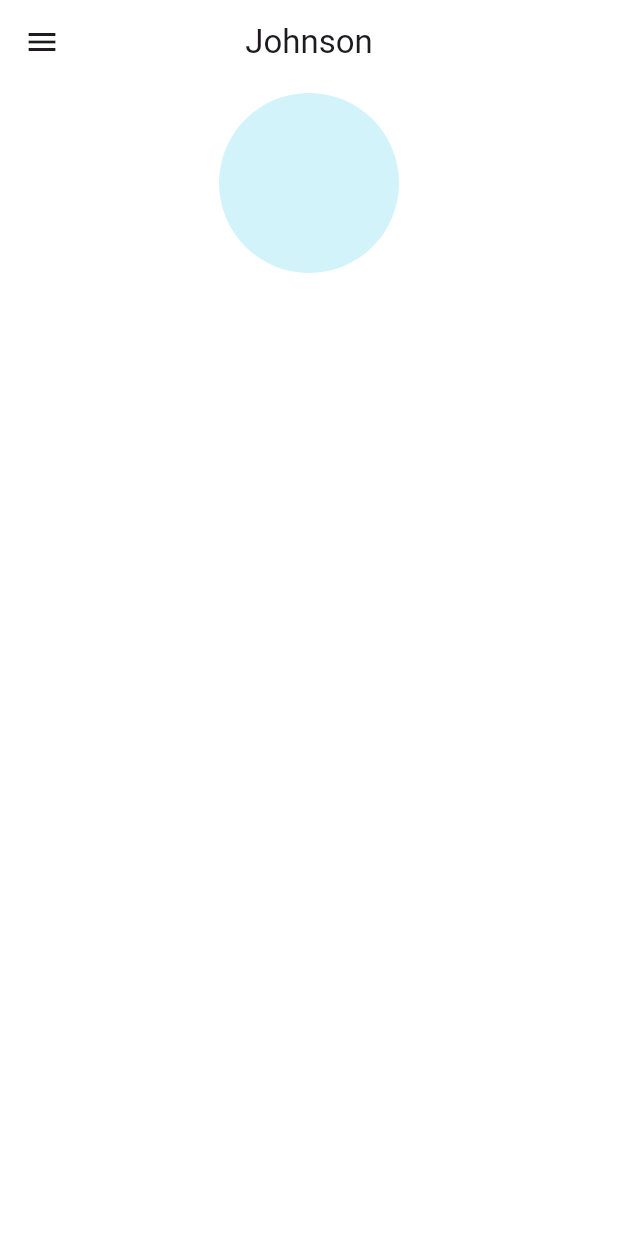
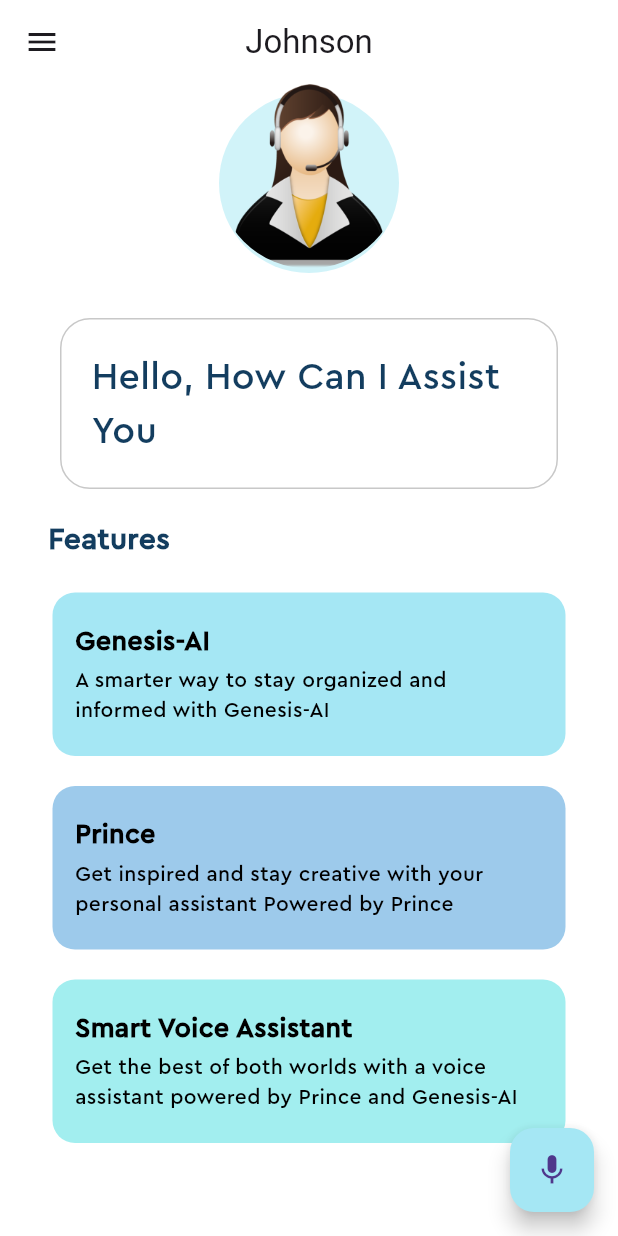
Before and after one commit to PrinceJohn01/Audio_AI, a Flutter app: the screen it shows after launch, on a phone screen of 412 x 824 dp. Run offline on Flutter 3.47's test engine with Material 2 defaults, Android fonts, the light colour scheme and no system bars; our stand-ins replace speech_to_text.

Commit message:
UI is Done

```diff
--- /dev/null
+++ b/lib/feature_list.dart
@@ -0,0 +1,57 @@
+import 'package:audio_ai/constant/pallete.dart';
+import 'package:flutter/material.dart';
+
+class FeatureList extends StatelessWidget {
+  final Color color;
+  final String headerText;
+  final String descriptionText;
+  const FeatureList({
+    super.key,
+    required this.color,
+    required this.headerText,
+    required this.descriptionText});
+
+  @override
+  Widget build(BuildContext context) {
+    return  Container(
+      margin: const EdgeInsets.symmetric(
+        horizontal: 35,
+        vertical: 10,
+      ),
+      decoration: BoxDecoration(
+        color: color,
+        borderRadius: const BorderRadius.all(Radius.circular(15),),
+      ),
+      child: Padding(
+        padding: const EdgeInsets.symmetric(vertical: 20).copyWith(
+          left: 15
+        ),
+        child: Column(
+          children: [
+            Align(
+              alignment: Alignment.centerLeft,
+              child: Text(headerText,
+                style: const TextStyle(
+                fontFamily: 'Cera Pro',
+                color: Pallete.blackColor,
+                  fontSize: 18,
+                  fontWeight: FontWeight.bold
+              ),
+              ),
+            ),
+            const SizedBox(height: 3,),
+            Padding(
+              padding: const EdgeInsets.only(right: 20),
+              child: Text(descriptionText,
+                style: const TextStyle(
+                    fontFamily: 'Cera Pro',
+                    color: Pallete.blackColor,
+                ),
+              ),
+            )
+          ],
+        ),
+      ),
+    );
+  }
+}
--- a/lib/screens/home_page.dart
+++ b/lib/screens/home_page.dart
@@ -1,6 +1,9 @@
 import 'package:audio_ai/constant/pallete.dart';
+import 'package:audio_ai/feature_list.dart';
 import 'package:flutter/cupertino.dart';
 import 'package:flutter/material.dart';
+import 'package:speech_to_text/speech_recognition_result.dart';
+import 'package:speech_to_text/speech_to_text.dart';
 
 class HomePage extends StatefulWidget {
   const HomePage({super.key});
@@ -10,6 +13,41 @@ class HomePage extends StatefulWidget {
 }
 
 class _HomePageState extends State<HomePage> {
+  final speechToText = SpeechToText();
+  String lastWords = '';
+
+  @override
+  void initState() {
+    super.initState();
+    initSpeechToText();
+  }
+
+  Future<void> initSpeechToText() async{
+     await speechToText.initialize();
+     setState(() {});
+  }
+
+  Future<void> startListening() async {
+    await speechToText.listen(onResult: onSpeechResult);
+    setState(() {});
+  }
+  // listen method.
+  Future<void> stopListening() async {
+    await speechToText.stop();
+    setState(() {});
+  }
+  // This is the callback that the SpeechToText plugin calls when
+  void onSpeechResult(SpeechRecognitionResult result) {
+    setState(() {
+      lastWords = result.recognizedWords;
+    });
+  }
+  @override
+  void dispose() {
+    super.dispose();
+    speechToText.stop();
+  }
+
   @override
   Widget build(BuildContext context) {
     return Scaffold(
@@ -18,7 +56,8 @@ class _HomePageState extends State<HomePage> {
         leading: const Icon(Icons.menu),
         centerTitle: true,
       ),
-      body: Column(
+      body: SingleChildScrollView(
+        child: Column(
           children: [
             Stack(
               children: [
@@ -27,15 +66,92 @@ class _HomePageState extends State<HomePage> {
                     height: 120,
                     width: 120,
                     margin: const EdgeInsets.only(top: 6),
-                  decoration: const BoxDecoration(color: Pallete.assistantCircleColor,
+                    decoration: const BoxDecoration(
+                        color: Pallete.assistantCircleColor,
                         shape: BoxShape.circle),
+                  ),
+                ),
+                Container(
+                    height: 123,
+                    decoration: const BoxDecoration(
+                        shape: BoxShape.circle,
+                        image: DecorationImage(
+                            image: AssetImage(
+                                "assets/images/virtualAssistant.png"))))
+              ],
+            ),
+            Container(
+              padding: const EdgeInsets.symmetric(
+                horizontal: 20,
+                vertical: 10,
+              ),
+              margin:
+                  const EdgeInsets.symmetric(horizontal: 40).copyWith(top: 30),
+              decoration: BoxDecoration(
+                  border: Border.all(color: Pallete.borderColor),
+                  borderRadius: BorderRadius.circular(20)),
+              child: const Padding(
+                padding: EdgeInsets.symmetric(vertical: 10.0),
+                child: Text(
+                  'Hello, How Can I Assist You',
+                  style: TextStyle(
+                      fontFamily: 'Cera Pro',
+                      color: Pallete.mainFontColor,
+                      fontSize: 25),
+                ),
+              ),
+            ),
+            Container(
+              padding: const EdgeInsets.all(10),
+              alignment: Alignment.centerLeft,
+              margin: const EdgeInsets.only(
+                top: 10,
+                left: 22,
+              ),
+              child: const Text(
+                "Features",
+                style: TextStyle(
+                  fontFamily: 'Cera Pro',
+                  color: Pallete.mainFontColor,
+                  fontSize: 20,
+                  fontWeight: FontWeight.bold,
+                ),
+              ),
+            ),
+            // features list
+             const Column(
+              children: [
+                FeatureList(color: Pallete.firstSuggestionBoxColor,
+                  headerText: 'Genesis-AI',
+                  descriptionText: 'A smarter way to stay organized and informed with Genesis-AI',
+                ),
+                FeatureList(color: Pallete.secondSuggestionBoxColor,
+                  headerText: 'Prince',
+                  descriptionText: 'Get inspired and stay creative with your personal assistant Powered by Prince ',
+                ),
+                FeatureList(color: Pallete.thirdSuggestionBoxColor,
+                  headerText: 'Smart Voice Assistant',
+                  descriptionText: 'Get the best of both worlds with a voice assistant powered by Prince and Genesis-AI',
 
-                ),
                 )
               ],
             )
           ],
         ),
+      ),
+      floatingActionButton: FloatingActionButton(
+        backgroundColor: Pallete.firstSuggestionBoxColor     ,
+        onPressed: () async {
+          if (await speechToText.hasPermission && speechToText.isListening){
+            await startListening();
+          }else if (speechToText.isListening){
+            await stopListening();
+          }else  {
+            initSpeechToText();
+          }
+        },
+      child: const Icon(Icons.mic),
+      ),
     );
   }
 }
--- a/pubspec.yaml
+++ b/pubspec.yaml
@@ -35,6 +35,8 @@ dependencies:
   # The following adds the Cupertino Icons font to your application.
   # Use with the CupertinoIcons class for iOS style icons.
   cupertino_icons: ^1.0.2
+  speech_to_text: ^6.3.0
+  http:
 
 dev_dependencies:
   flutter_test:
```
Also changed, not shown: lib/key.dart (added), pubspec.lock, 2 other files. Lines whose indentation alone changed are shown as unchanged.
